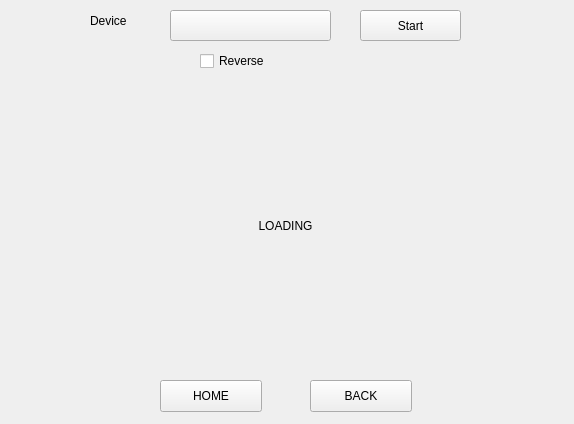
Before: the Qt Designer form untitled.ui in Kang0-1/ADBUtil, drawn with Qt 5.
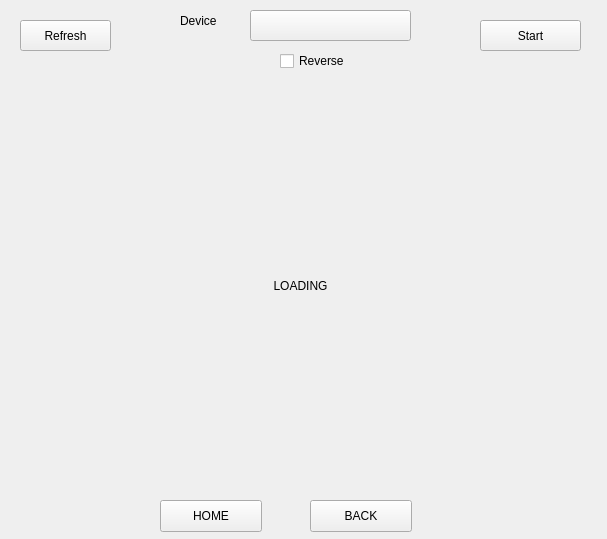
After: the same form once the commit is applied. Custom widgets are drawn as their Qt base class.

Commit message: 1.投屏显示成功，待优化投屏画面大小

What changed in the file:
```diff
--- a/untitled.ui
+++ b/untitled.ui
@@ -6,8 +6,8 @@
    <rect>
     <x>0</x>
     <y>0</y>
-    <width>574</width>
-    <height>424</height>
+    <width>607</width>
+    <height>539</height>
    </rect>
   </property>
   <property name="windowTitle">
@@ -18,8 +18,8 @@
     <rect>
      <x>0</x>
      <y>80</y>
-     <width>571</width>
-     <height>291</height>
+     <width>611</width>
+     <height>411</height>
     </rect>
    </property>
    <widget class="QLabel" name="label">
@@ -27,8 +27,8 @@
      <rect>
       <x>0</x>
       <y>0</y>
-      <width>571</width>
-      <height>291</height>
+      <width>601</width>
+      <height>411</height>
      </rect>
     </property>
     <property name="text">
@@ -44,14 +44,14 @@
     <rect>
      <x>0</x>
      <y>0</y>
-     <width>571</width>
+     <width>611</width>
      <height>81</height>
     </rect>
    </property>
    <widget class="ComboBox" name="combo_device">
     <property name="geometry">
      <rect>
-      <x>170</x>
+      <x>250</x>
       <y>10</y>
       <width>161</width>
       <height>31</height>
@@ -61,7 +61,7 @@
    <widget class="BodyLabel" name="BodyLabel">
     <property name="geometry">
      <rect>
-      <x>90</x>
+      <x>180</x>
       <y>10</y>
       <width>61</width>
       <height>21</height>
@@ -77,8 +77,8 @@
    <widget class="PrimaryPushButton" name="button_start">
     <property name="geometry">
      <rect>
-      <x>360</x>
-      <y>10</y>
+      <x>480</x>
+      <y>20</y>
       <width>101</width>
       <height>31</height>
      </rect>
@@ -90,7 +90,7 @@
    <widget class="CheckBox" name="flip">
     <property name="geometry">
      <rect>
-      <x>200</x>
+      <x>280</x>
       <y>50</y>
       <width>77</width>
       <height>22</height>
@@ -100,13 +100,26 @@
      <string>Reverse</string>
     </property>
    </widget>
+   <widget class="PrimaryPushButton" name="button_refresh">
+    <property name="geometry">
+     <rect>
+      <x>20</x>
+      <y>20</y>
+      <width>91</width>
+      <height>31</height>
+     </rect>
+    </property>
+    <property name="text">
+     <string>Refresh</string>
+    </property>
+   </widget>
   </widget>
   <widget class="CardWidget" name="CardWidget_3">
    <property name="geometry">
     <rect>
      <x>0</x>
-     <y>370</y>
-     <width>571</width>
+     <y>490</y>
+     <width>611</width>
      <height>51</height>
     </rect>
    </property>
```
The commit also changes 3 other files.
